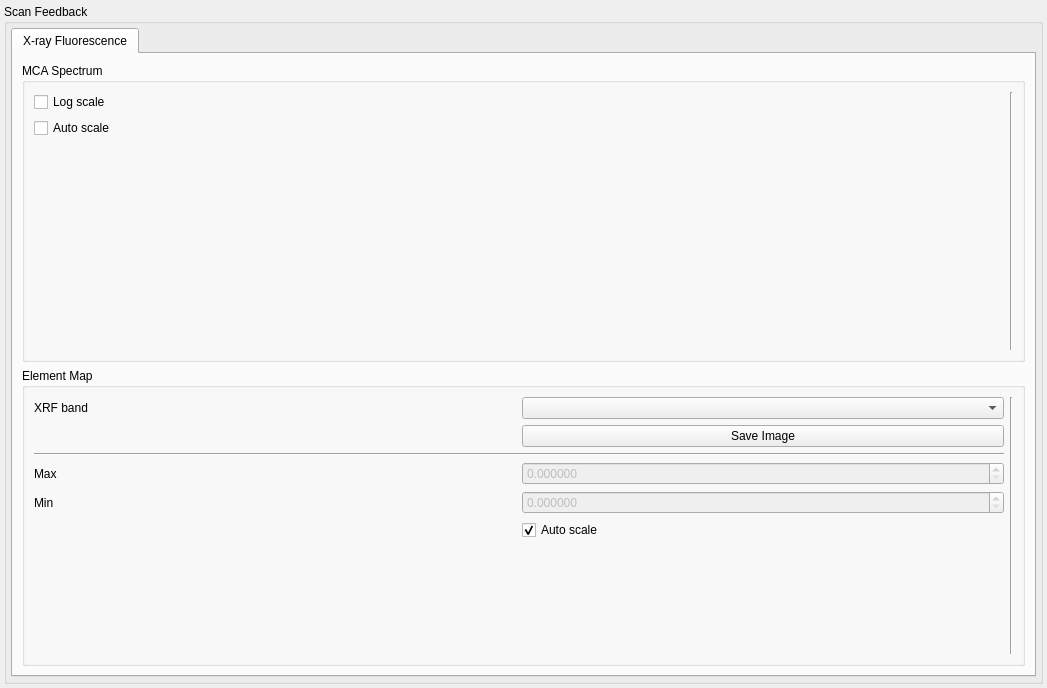
praxes/praxes, file spectromicroscopy/smpgui/ui_scanfeedback.ui: the form before one commit.
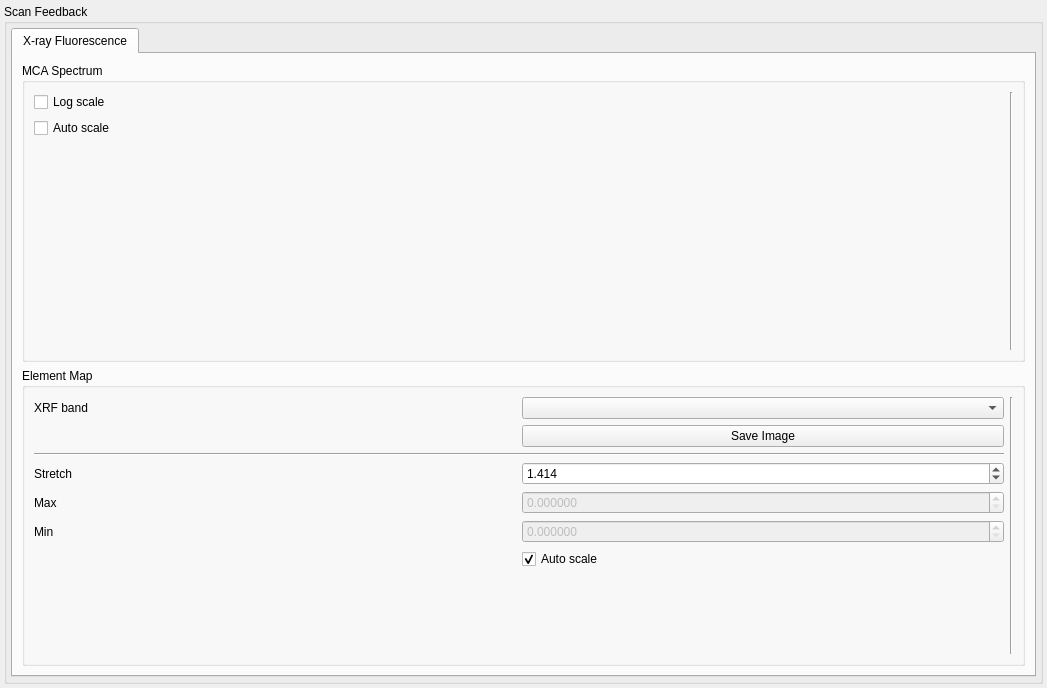
The form after the commit.

Commit message: [svn] colorbar working image aspect ratio adjustable

```diff
--- a/spectromicroscopy/smpgui/ui_scanfeedback.ui
+++ b/spectromicroscopy/smpgui/ui_scanfeedback.ui
@@ -161,21 +161,21 @@
                  </property>
                 </widget>
                </item>
-               <item row="3" column="0" >
+               <item row="4" column="0" >
                 <widget class="QLabel" name="maxLabel" >
                  <property name="text" >
                   <string>Max</string>
                  </property>
                 </widget>
                </item>
-               <item row="4" column="0" >
+               <item row="5" column="0" >
                 <widget class="QLabel" name="minLabel" >
                  <property name="text" >
                   <string>Min</string>
                  </property>
                 </widget>
                </item>
-               <item row="4" column="1" >
+               <item row="5" column="1" >
                 <widget class="QDoubleSpinBox" name="minSpinBox" >
                  <property name="enabled" >
                   <bool>false</bool>
@@ -188,7 +188,7 @@
                  </property>
                 </widget>
                </item>
-               <item row="3" column="1" >
+               <item row="4" column="1" >
                 <widget class="QDoubleSpinBox" name="maxSpinBox" >
                  <property name="enabled" >
                   <bool>false</bool>
@@ -221,7 +221,7 @@
                  </property>
                 </widget>
                </item>
-               <item row="6" column="1" >
+               <item row="7" column="1" >
                 <spacer>
                  <property name="orientation" >
                   <enum>Qt::Vertical</enum>
@@ -234,7 +234,7 @@
                  </property>
                 </spacer>
                </item>
-               <item row="5" column="1" >
+               <item row="6" column="1" >
                 <widget class="QCheckBox" name="imageAutoscaleButton" >
                  <property name="text" >
                   <string>Auto scale</string>
@@ -244,6 +244,29 @@
                  </property>
                 </widget>
                </item>
+               <item row="3" column="0" >
+                <widget class="QLabel" name="aspectLabel" >
+                 <property name="text" >
+                  <string>Stretch</string>
+                 </property>
+                </widget>
+               </item>
+               <item row="3" column="1" >
+                <widget class="QDoubleSpinBox" name="aspectSpinBox" >
+                 <property name="toolTip" >
+                  <string>&lt;html>&lt;head>&lt;meta name="qrichtext" content="1" />&lt;style type="text/css">
+p, li { white-space: pre-wrap; }
+&lt;/style>&lt;/head>&lt;body style=" font-family:'Sans Serif'; font-size:9pt; font-weight:400; font-style:normal;">
+&lt;p style=" margin-top:0px; margin-bottom:0px; margin-left:0px; margin-right:0px; -qt-block-indent:0; text-indent:0px;">sin of angle of incidence, from plane normal&lt;/p>&lt;/body>&lt;/html></string>
+                 </property>
+                 <property name="decimals" >
+                  <number>3</number>
+                 </property>
+                 <property name="value" >
+                  <double>1.414000000000000</double>
+                 </property>
+                </widget>
+               </item>
               </layout>
              </item>
              <item>
```
The commit also changes 2 other files.
